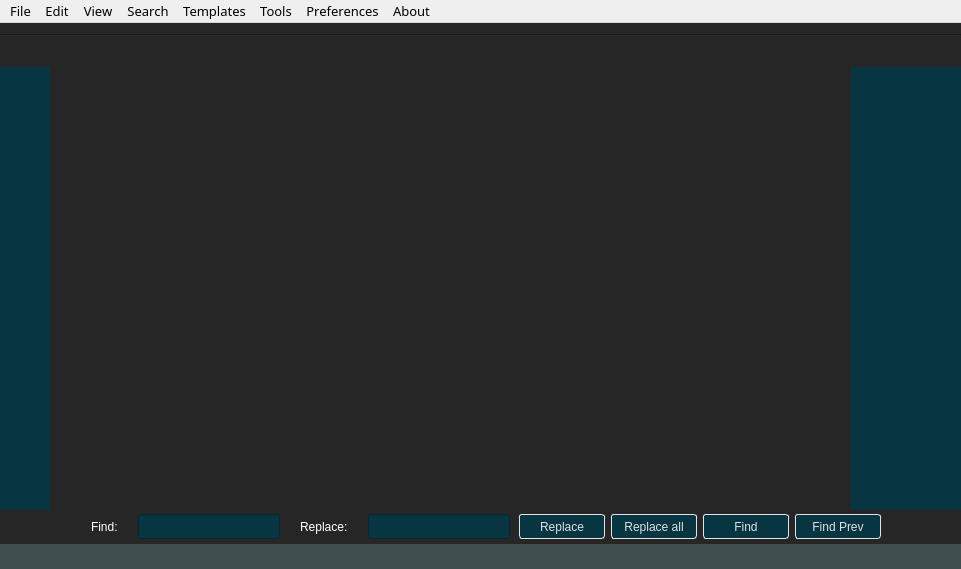
Qt form src/mainwindow.ui (Wazecode/gide) before a commit.
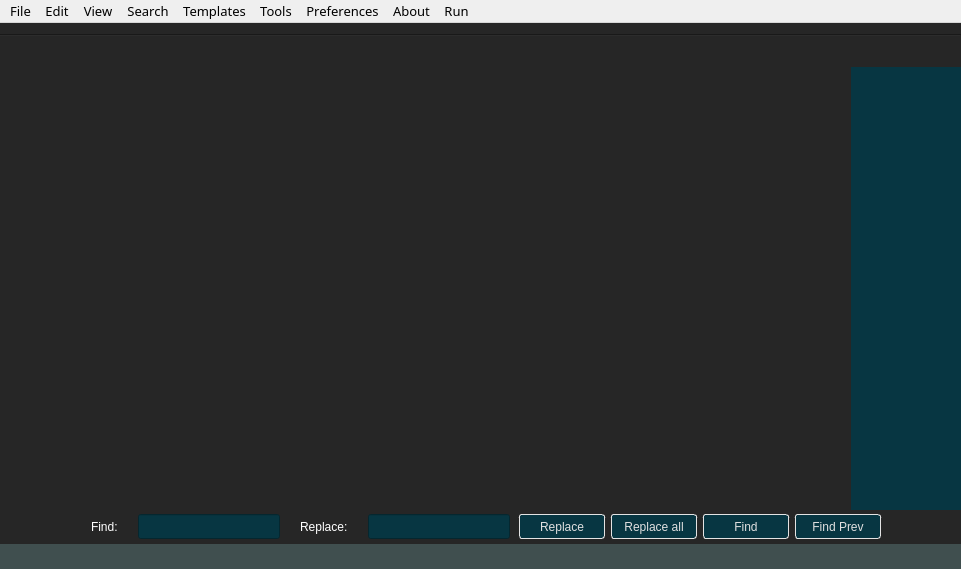
The same form after that commit.

```diff
--- a/src/mainwindow.ui
+++ b/src/mainwindow.ui
@@ -61,56 +61,6 @@
       <property name="topMargin">
        <number>2</number>
       </property>
-      <item>
-       <widget class="QListWidget" name="listWidget">
-        <property name="maximumSize">
-         <size>
-          <width>50</width>
-          <height>16777215</height>
-         </size>
-        </property>
-        <property name="font">
-         <font>
-          <family>Anonymous Pro</family>
-          <pointsize>11</pointsize>
-          <italic>false</italic>
-          <bold>false</bold>
-         </font>
-        </property>
-        <property name="layoutDirection">
-         <enum>Qt::RightToLeft</enum>
-        </property>
-        <property name="styleSheet">
-         <string notr="true">background-color: #073642;
-margin-top: 28px;
-padding-left: 5px;
-color: #839496;
-border: none;
-font: 11pt &quot;Anonymous Pro&quot;;</string>
-        </property>
-        <property name="frameShape">
-         <enum>QFrame::StyledPanel</enum>
-        </property>
-        <property name="layoutMode">
-         <enum>QListView::SinglePass</enum>
-        </property>
-        <property name="spacing">
-         <number>0</number>
-        </property>
-        <property name="gridSize">
-         <size>
-          <width>0</width>
-          <height>15</height>
-         </size>
-        </property>
-        <property name="uniformItemSizes">
-         <bool>false</bool>
-        </property>
-        <property name="selectionRectVisible">
-         <bool>true</bool>
-        </property>
-       </widget>
-      </item>
       <item>
        <widget class="QTabWidget" name="tabWidget">
         <property name="enabled">
@@ -673,6 +623,12 @@
     <addaction name="menuTab_Width"/>
     <addaction name="menuTheme"/>
    </widget>
+   <widget class="QMenu" name="menuRun">
+    <property name="title">
+     <string>Run</string>
+    </property>
+    <addaction name="actionRun"/>
+   </widget>
    <addaction name="menuFile"/>
    <addaction name="menuEdit"/>
    <addaction name="menuView"/>
@@ -681,6 +637,7 @@
    <addaction name="menuTools"/>
    <addaction name="menuPreferences"/>
    <addaction name="menuAbout"/>
+   <addaction name="menuRun"/>
   </widget>
   <action name="actionOpen">
    <property name="checkable">
```
Left out of the diff: 90 changed lines with no effect on the pictures.
